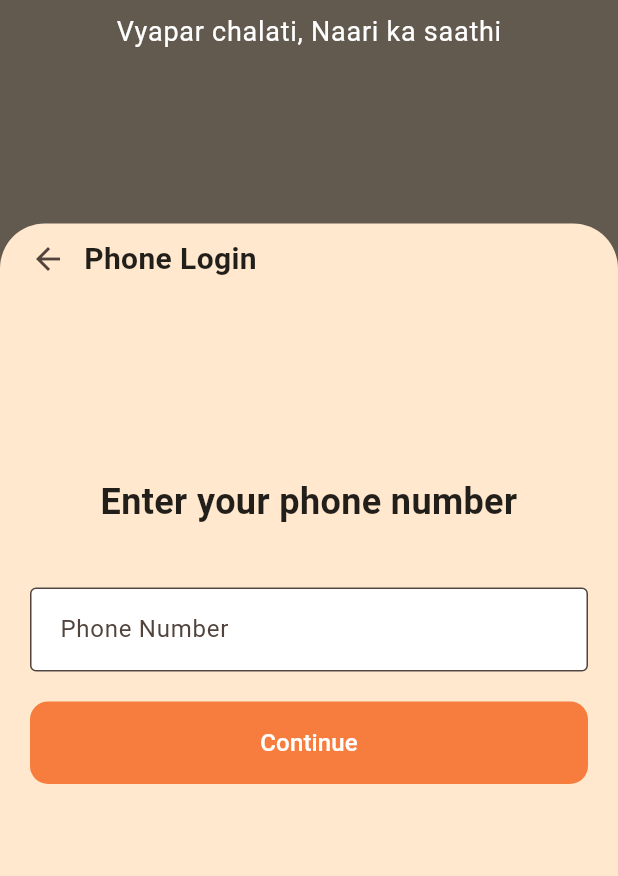
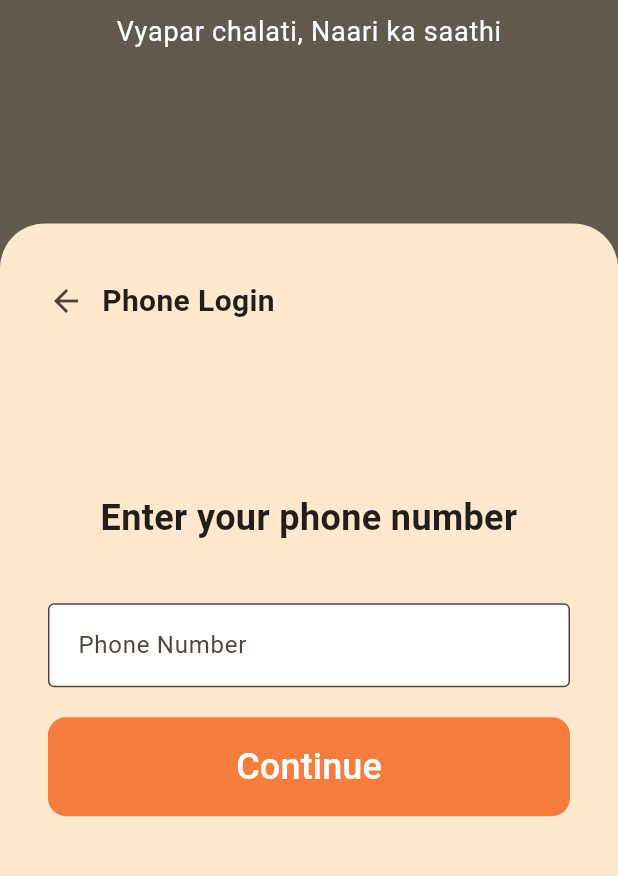
Before and after one commit to navgarg/cdrf_app, a Flutter app: the screen it shows after launch, after a tap on "Sign in with Phone", on a phone screen of 412 x 824 dp, the part 271-1147 px from its top. Run offline on Flutter 3.47's test engine with Material 3 defaults, Android fonts, the phone set to English and light mode, and no system bars; our stand-ins replace cloud_firestore, firebase_auth, firebase_core, firebase_messaging, flutter_riverpod, go_router and 1 more; accounts and stored records are empty; generated files the repository leaves out were written again.

```diff
--- /dev/null
+++ b/lib/components/regular_button.dart
@@ -0,0 +1,53 @@
+import 'package:flutter/material.dart';
+
+class RegularButton extends StatelessWidget {
+  final VoidCallback? onPressed;
+  final String text;
+  final IconData? icon;
+
+  const RegularButton({
+    super.key,
+    required this.onPressed,
+    required this.text,
+    this.icon,
+  });
+
+  @override
+  Widget build(BuildContext context) {
+    final ThemeData theme = Theme.of(context);
+
+    final ButtonStyle buttonStyle = ElevatedButton.styleFrom(
+        backgroundColor: theme.colorScheme.primary,
+        foregroundColor: Colors.white,
+        padding: const EdgeInsets.symmetric(vertical: 16, horizontal: 24),
+        minimumSize: const Size(double.infinity, 64),
+        shape: RoundedRectangleBorder(
+          borderRadius: BorderRadius.circular(12),
+        ),
+    );
+
+    if (icon != null) {
+      return ElevatedButton.icon(
+        onPressed: onPressed,
+        style: buttonStyle,
+        icon: Icon(
+          icon!,
+          size: 24,
+        ),
+        label: Text(
+          text,
+          style: const TextStyle(fontSize: 24),
+        ),
+      );
+    } else {
+      return ElevatedButton(
+        onPressed: onPressed,
+        style: buttonStyle,
+        child: Text(
+          text,
+          style: const TextStyle(fontSize: 24),
+        ),
+      );
+    }
+  }
+}
--- a/lib/screens/login.dart
+++ b/lib/screens/login.dart
@@ -2,6 +2,7 @@ import 'package:flutter/material.dart';
 import 'package:flutter/services.dart';
 import 'package:flutter_riverpod/flutter_riverpod.dart';
 import 'package:go_router/go_router.dart';
+import 'package:nariudyam/components/regular_button.dart';
 import '../services/api/auth_service.dart';
 import '../services/general/messenger.dart';
 
@@ -90,28 +91,18 @@ class _LoginScreenState extends ConsumerState<LoginScreen> {
   }
 
   void _goBack() {
-    context.go('/auth');
+    context.replace('/auth');
   }
 
   @override
   Widget build(BuildContext context) {
     final loginState = ref.watch(loginStateProvider);
-    final ThemeData theme = Theme.of(context);
 
-    return Container(
-      width: double.infinity,
-      decoration: BoxDecoration(
-        color: theme.colorScheme.surface,
-        borderRadius: const BorderRadius.only(
-          topLeft: Radius.circular(30),
-          topRight: Radius.circular(30),
-        ),
-      ),
-      child: Column(
+    return Column(
         children: [
           // Back button header
           Padding(
-            padding: const EdgeInsets.symmetric(horizontal: 8.0),
+            padding: const EdgeInsets.symmetric(horizontal: 8.0, vertical: 16.0),
             child: Row(
               children: [
                 IconButton(
@@ -143,8 +134,7 @@ class _LoginScreenState extends ConsumerState<LoginScreen> {
             ),
           ),
         ],
-      ),
-    );
+      );
   }
 
   Widget _buildPhoneInputPage() {
@@ -153,7 +143,7 @@ class _LoginScreenState extends ConsumerState<LoginScreen> {
     return Form(
       key: _formKey,
       child: Padding(
-        padding: const EdgeInsets.all(20.0),
+        padding: const EdgeInsets.fromLTRB(20.0, 0.0, 20.0, 0.0),
         child: Column(
           mainAxisAlignment: MainAxisAlignment.center,
           crossAxisAlignment: CrossAxisAlignment.stretch,
@@ -187,21 +177,9 @@ class _LoginScreenState extends ConsumerState<LoginScreen> {
               },
             ),
             const SizedBox(height: 20),
-            ElevatedButton(
+            RegularButton(
               onPressed: _isLoading ? null : _verifyPhone,
-              style: ElevatedButton.styleFrom(
-                backgroundColor: theme.colorScheme.primary,
-                foregroundColor: Colors.white,
-                padding:
-                    const EdgeInsets.symmetric(vertical: 16, horizontal: 24),
-                minimumSize: const Size(double.infinity, 54),
-                shape: RoundedRectangleBorder(
-                  borderRadius: BorderRadius.circular(12),
-                ),
-              ),
-              child: _isLoading
-                  ? const CircularProgressIndicator(color: Colors.white)
-                  : const Text('Continue', style: TextStyle(fontSize: 16)),
+              text: _isLoading ? "Loading..." : "Continue"
             ),
           ],
         ),
@@ -213,7 +191,7 @@ class _LoginScreenState extends ConsumerState<LoginScreen> {
     final theme = Theme.of(context);
 
     return Padding(
-      padding: const EdgeInsets.all(20.0),
+      padding: const EdgeInsets.fromLTRB(20.0, 0.0, 20.0, 0.0),
       child: Column(
         mainAxisAlignment: MainAxisAlignment.center,
         crossAxisAlignment: CrossAxisAlignment.stretch,
--- a/lib/screens/shell_layout.dart
+++ b/lib/screens/shell_layout.dart
@@ -1,9 +1,9 @@
 import 'package:flutter/material.dart';
 
-class ShellLayout extends StatelessWidget {
+class OnboardingLayout extends StatelessWidget {
   final Widget child;
 
-  const ShellLayout({
+  const OnboardingLayout({
     super.key,
     required this.child,
   });
@@ -11,6 +11,7 @@ class ShellLayout extends StatelessWidget {
   @override
   Widget build(BuildContext context) {
     final Size size = MediaQuery.of(context).size;
+    final ThemeData theme = Theme.of(context);
 
     return Scaffold(
       body: Stack(
@@ -18,7 +19,7 @@ class ShellLayout extends StatelessWidget {
           // Replace with video/whatever
           Container(
             width: double.infinity,
-            height: size.height * 0.45,
+            height: size.height * 0.50,
             color: Colors.black45, // If image, keep it darkened like this
             child: Opacity(
               opacity: 0.3,
@@ -62,7 +63,20 @@ class ShellLayout extends StatelessWidget {
                   ),
                 ),
 
-                Expanded(child: child),
+                Expanded(
+                  child: Container(
+                    width: double.infinity,
+                    padding: const EdgeInsets.all(12.0),
+                    decoration: BoxDecoration(
+                      color: theme.colorScheme.surface,
+                      borderRadius: const BorderRadius.only(
+                        topLeft: Radius.circular(30),
+                        topRight: Radius.circular(30),
+                      ),
+                    ),
+                    child: child
+                  )
+                ),
               ],
             ),
           ),
--- a/lib/screens/welcome.dart
+++ b/lib/screens/welcome.dart
@@ -1,5 +1,6 @@
 import 'package:flutter/material.dart';
 import 'package:go_router/go_router.dart';
+import 'package:nariudyam/components/regular_button.dart';
 
 class WelcomeScreen extends StatelessWidget {
   const WelcomeScreen({super.key});
@@ -8,51 +9,30 @@ class WelcomeScreen extends StatelessWidget {
   Widget build(BuildContext context) {
     final ThemeData theme = Theme.of(context);
 
-    return Container(
-      width: double.infinity,
-      padding: const EdgeInsets.all(24.0),
-      decoration: BoxDecoration(
-        color: theme.colorScheme.surface,
-        borderRadius: const BorderRadius.only(
-          topLeft: Radius.circular(30),
-          topRight: Radius.circular(30),
-        ),
-      ),
-      child: Column(
+    return Column(
         crossAxisAlignment: CrossAxisAlignment.center,
+        mainAxisAlignment: MainAxisAlignment.center,
         children: [
-          const SizedBox(height: 24),
-          // Login text
           const Text(
             'Login',
             style: TextStyle(
               fontSize: 32,
-              fontWeight: FontWeight.bold,
+              fontWeight: FontWeight.w900,
               color: Colors.black,
             ),
           ),
-          const SizedBox(height: 36),
+          const SizedBox(height: 16),
 
           // Phone login button
-          ElevatedButton.icon(
-            onPressed: () => context.go('/auth/phone'),
-            style: ElevatedButton.styleFrom(
-              backgroundColor: theme.colorScheme.primary,
-              foregroundColor: Colors.white,
-              padding: const EdgeInsets.symmetric(vertical: 16, horizontal: 24),
-              minimumSize: const Size(double.infinity, 54),
-              shape: RoundedRectangleBorder(
-                borderRadius: BorderRadius.circular(12),
-              ),
-            ),
-            icon: const Icon(Icons.phone_android),
-            label: const Text(
-              'Sign in with Phone',
-              style: TextStyle(fontSize: 16),
-            ),
+          Padding(
+            padding: const EdgeInsets.symmetric(horizontal: 24.0),
+            child: RegularButton(
+              onPressed: () => context.replace('/auth/phone'),
+              text: "Sign in with Phone",
+              icon: Icons.phone_android,
+            )
           ),
         ],
-      ),
-    );
+      );
   }
 }
--- a/lib/utils/router.dart
+++ b/lib/utils/router.dart
@@ -34,7 +34,7 @@ final routerProvider = Provider<GoRouter>((ref) {
     routes: [
       ShellRoute(
         builder: (context, state, child) {
-          return ShellLayout(child: child);
+          return OnboardingLayout(child: child);
         },
         routes: [
           GoRoute(
@@ -44,9 +44,14 @@ final routerProvider = Provider<GoRouter>((ref) {
               child: const WelcomeScreen(),
               transitionsBuilder:
                   (context, animation, secondaryAnimation, child) {
+                final isPopDirection =
+                    secondaryAnimation.status == AnimationStatus.forward;
+
                 return SlideTransition(
                   position: Tween<Offset>(
-                    begin: const Offset(1.0, 0.0),
+                    begin: isPopDirection
+                        ? const Offset(-1.0, 0.0)
+                        : const Offset(1.0, 0.0),
                     end: Offset.zero,
                   ).animate(animation),
                   child: child,
@@ -61,9 +66,14 @@ final routerProvider = Provider<GoRouter>((ref) {
               child: const LoginScreen(),
               transitionsBuilder:
                   (context, animation, secondaryAnimation, child) {
+                final isPopDirection =
+                    secondaryAnimation.status == AnimationStatus.forward;
+
                 return SlideTransition(
                   position: Tween<Offset>(
-                    begin: const Offset(1.0, 0.0),
+                    begin: isPopDirection
+                        ? const Offset(-1.0, 0.0)
+                        : const Offset(1.0, 0.0),
                     end: Offset.zero,
                   ).animate(animation),
                   child: child,
```
Also changed, not shown: pubspec.lock.
